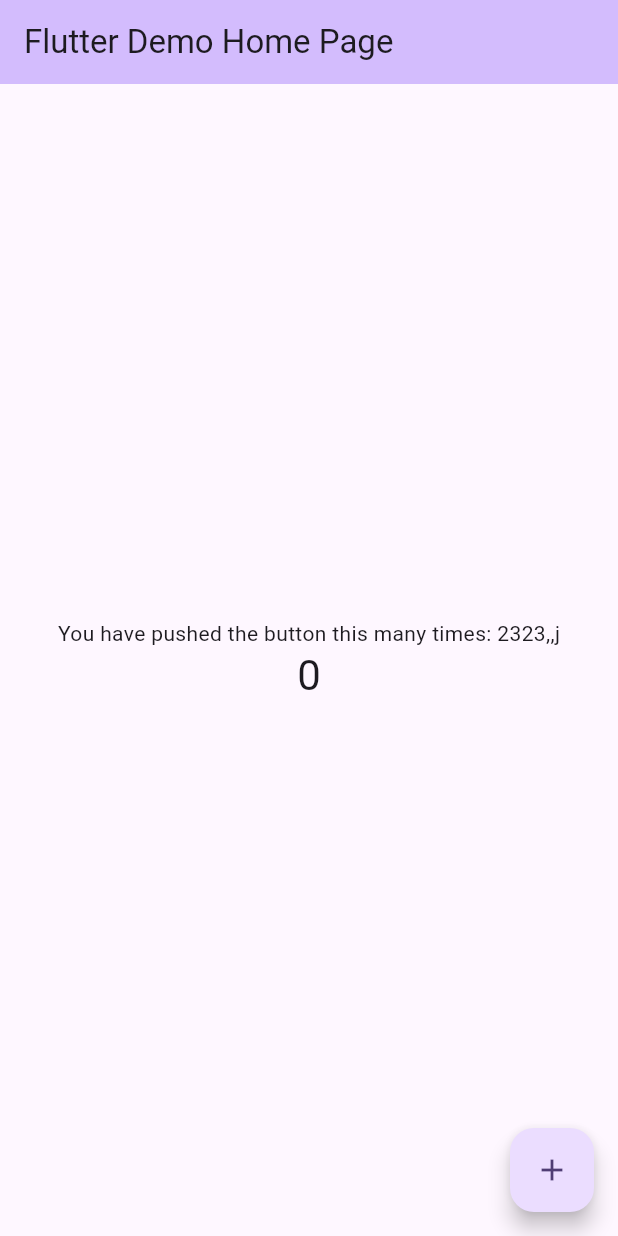
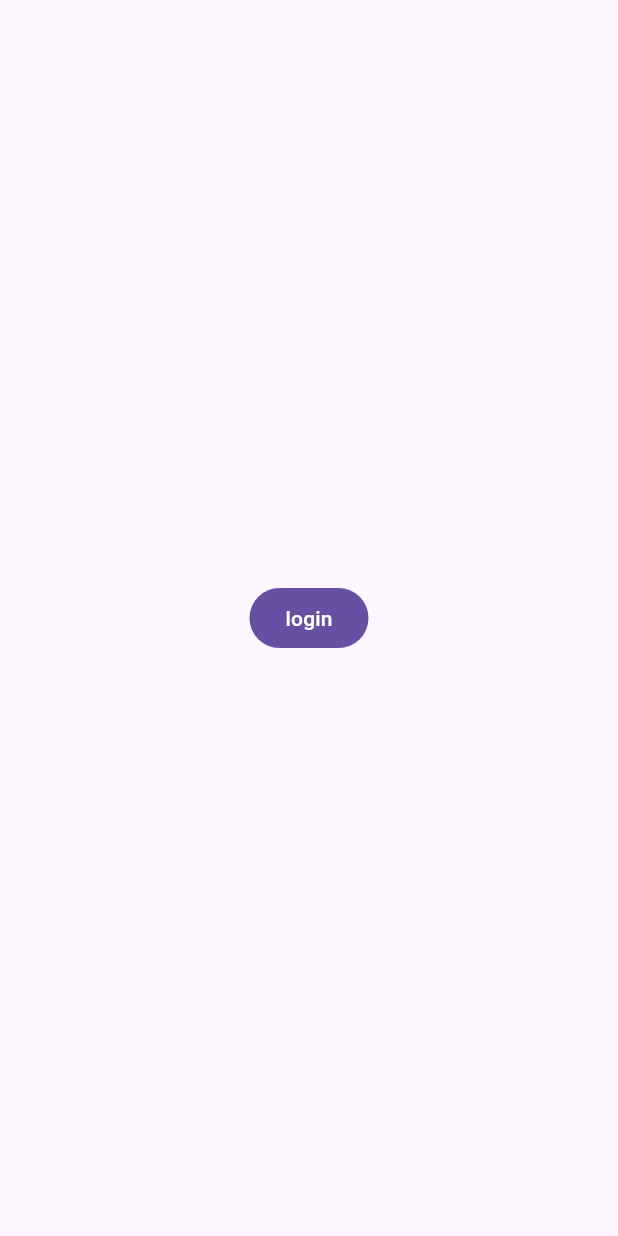
Before and after one commit to ZProfile/flutter-client, a Flutter app: the screen it shows after launch, on a phone screen of 412 x 824 dp. Run offline on Flutter 3.47's test engine with Material 3 defaults, Android fonts, the phone set to English and light mode, and no system bars; missing offline and left inert: keycloak_wrapper.

Commit message:
feat: uncomment keycloak func
M  android/app/src/main/AndroidManifest.xml
M  lib/main.dart

```diff
--- a/lib/main.dart
+++ b/lib/main.dart
@@ -1,16 +1,25 @@
 import 'package:flutter/material.dart';
+import 'package:flutter/material.dart';
+import 'package:flutter/src/foundation/diagnostics.dart';
+import 'package:keycloak_wrapper/keycloak_wrapper.dart';
 
-// final keycloakConfig = KeycloakConfig(
-//   bundleIdentifier: 'com.zprofile.client',
-//   clientId: 'flutter-cient',
-//   frontendUrl: '<frontend_url>',
-//   realm: 'zprofile',
-// );
-// final keycloakWrapper = KeycloakWrapper(config: keycloakConfig);
+final keycloakConfig = KeycloakConfig(
+  bundleIdentifier: 'com.zprofile.client',
+  clientId: 'flutter-cient',
+  frontendUrl: 'http://10.0.2.2:8080',
+  realm: 'zprofile',
+);
+final keycloakWrapper = KeycloakWrapper(config: keycloakConfig);
+final scaffoldMessengerKey = GlobalKey<ScaffoldMessengerState>();
 
 void main() {
-  // WidgetsFlutterBinding.ensureInitialized();
-  // keycloackWrapper.initialize();
+  WidgetsFlutterBinding.ensureInitialized();
+  keycloakWrapper.initialize();
+  keycloakWrapper.onError = (message, _, __) {
+    scaffoldMessengerKey.currentState
+      ?..hideCurrentSnackBar()
+      ..showSnackBar(SnackBar(content: Text(message)));
+  };
 
   runApp(const MyApp());
 }
@@ -20,30 +29,86 @@ class MyApp extends StatelessWidget {
 
   // This widget is the root of your application.
   @override
-  Widget build(BuildContext context) {
-    return MaterialApp(
-      title: 'Flutter Demo',
-      theme: ThemeData(
-        // This is the theme of your application.
-        //
-        // TRY THIS: Try running your application with "flutter run". You'll see
-        // the application has a purple toolbar. Then, without quitting the app,
-        // try changing the seedColor in the colorScheme below to Colors.green
-        // and then invoke "hot reload" (save your changes or press the "hot
-        // reload" button in a Flutter-supported IDE, or press "r" if you used
-        // the command line to start the app).
-        //
-        // Notice that the counter didn't reset back to zero; the application
-        // state is not lost during the reload. To reset the state, use hot
-        // restart instead.
-        //
-        // This works for code too, not just values: Most code changes can be
-        // tested with just a hot reload.
-        colorScheme: ColorScheme.fromSeed(seedColor: Colors.deepPurple),
+  Widget build(BuildContext context) => MaterialApp(
+    scaffoldMessengerKey: scaffoldMessengerKey,
+    home: StreamBuilder<bool>(
+      initialData: false,
+      stream: keycloakWrapper.authenticationStream,
+      builder: (context, snapshot) {
+        if (snapshot.connectionState == ConnectionState.waiting) {
+          return const LoadingScreen();
+        } else if (snapshot.data!) {
+          return const HomeScreen();
+        } else {
+          return const LoginScreen();
+        }
+      },
+    ),
+  );
+}
+
+class LoginScreen extends StatelessWidget {
+  const LoginScreen({super.key});
+
+  Future<void> login() async {
+    final isLoggedIn = await keycloakWrapper.login();
+
+    if (isLoggedIn) debugPrint('User has successfully logged in!');
+  }
+
+  @override
+  Widget build(BuildContext context) => Scaffold(
+    body: Center(
+      child: FilledButton(onPressed: login, child: Text("login")),
+    ),
+  );
+}
+
+class LoadingScreen extends StatelessWidget {
+  const LoadingScreen({super.key});
+
+  @override
+  Widget build(BuildContext context) =>
+      const Scaffold(body: Center(child: CircularProgressIndicator.adaptive()));
+}
+
+class HomeScreen extends StatelessWidget {
+  const HomeScreen({super.key});
+
+  Future<void> logout() async {
+    final isLoggedOut = await keycloakWrapper.logout();
+
+    if (isLoggedOut) {
+      debugPrint("User has successfully logged out!");
+    }
+  }
+
+  @override
+  Widget build(BuildContext context) => Scaffold(
+    body: Center(
+      child: Column(
+        mainAxisSize: MainAxisSize.min,
+        children: [
+          FutureBuilder(
+            future: keycloakWrapper.getUserInfo(),
+            builder: (context, snapshot) {
+              final userInfo = snapshot.data ?? {};
+
+              return Column(
+                children: [
+                  ...userInfo.entries.map(
+                    (entry) => Text('${entry.key}: ${entry.value}'),
+                  ),
+                  if (userInfo.isNotEmpty) const SizedBox(height: 20),
+                ],
+              );
+            },
+          ),
+          FilledButton(onPressed: logout, child: const Text('logout')),
+        ],
       ),
-      home: const MyHomePage(title: 'Flutter Demo Home Page'),
-    );
-  }
+    ),
+  );
 }
 
 class MyHomePage extends StatefulWidget {
```
Also changed, not shown: 1 other file.
